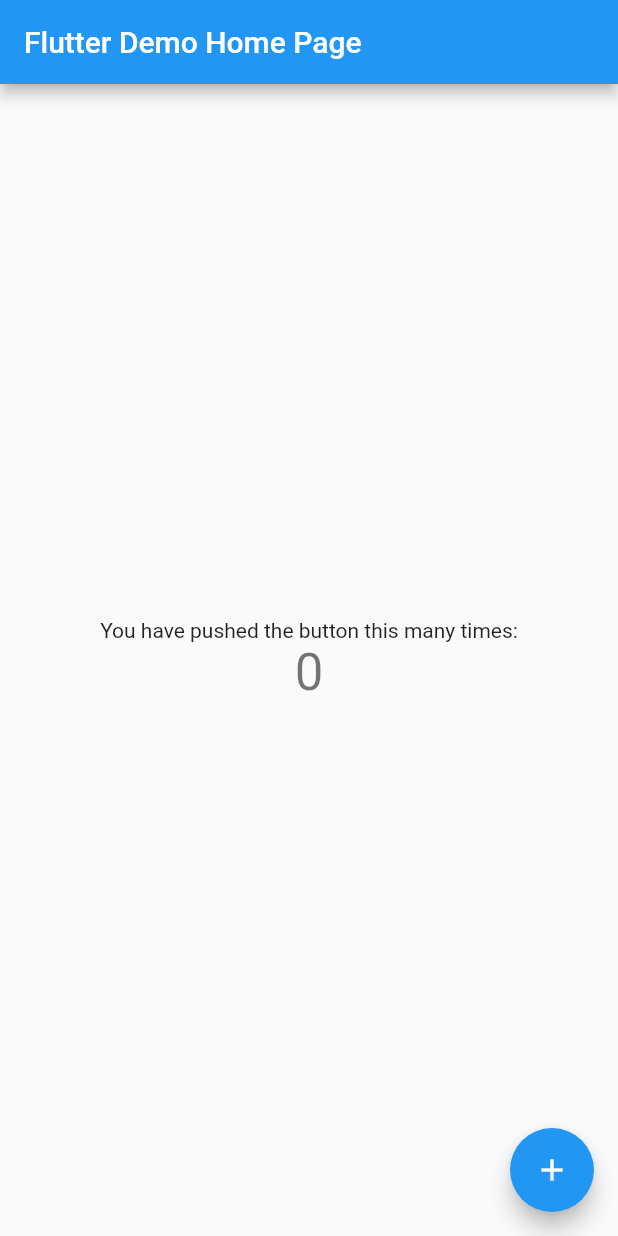
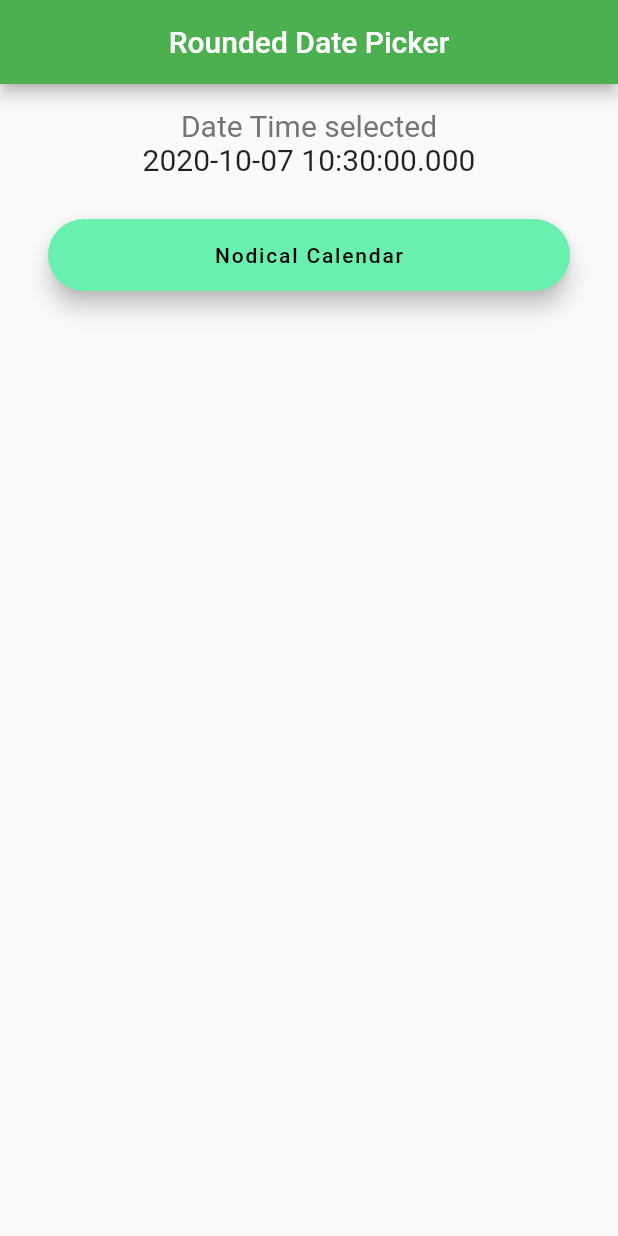
Before and after one commit to arcanebelal/Nodical, a Flutter app: the screen it shows after launch, on a phone screen of 412 x 824 dp. Run offline on Flutter 3.47's test engine with Material 2 defaults, Android fonts, the phone set to English and light mode, and no system bars; missing offline and left inert: flutter_rounded_date_picker.

Commit message:
Added Calendar widget to Nodical

```diff
--- /dev/null
+++ b/lib/home.dart
@@ -0,0 +1,90 @@
+import 'package:flutter/cupertino.dart';
+import 'package:flutter/material.dart';
+import 'package:flutter_rounded_date_picker/rounded_picker.dart';
+import 'package:flutter_rounded_date_picker/src/material_rounded_date_picker_style.dart';
+import 'package:flutter_rounded_date_picker/src/material_rounded_year_picker_style.dart';
+
+class Home extends StatefulWidget {
+  @override
+  _HomeState createState() => _HomeState();
+}
+
+class _HomeState extends State<Home> {
+  DateTime dateTime;
+  Duration duration;
+
+  @override
+  void initState() {
+    dateTime = DateTime.now();
+    super.initState();
+  }
+
+  @override
+  Widget build(BuildContext context) {
+    Widget _buildBody() {
+      return Column(
+        children: <Widget>[
+          Container(
+            padding: const EdgeInsets.all(16),
+            child: Center(
+              child: Column(
+                mainAxisSize: MainAxisSize.min,
+                children: <Widget>[
+                  Text(
+                    "Date Time selected",
+                    textAlign: TextAlign.center,
+                    style: TextStyle(
+                      fontSize: 20,
+                      color: Colors.grey[600],
+                    ),
+                  ),
+                  Text(
+                    "$dateTime",
+                    style: const TextStyle(fontSize: 20),
+                  ),
+                ],
+              ),
+            ),
+          ),
+          Expanded(
+            child: ListView(
+              padding: const EdgeInsets.only(bottom: 50),
+              children: <Widget>[
+                const SizedBox(height: 12),
+                FloatingActionButton.extended(
+                  onPressed: () async {
+                    DateTime newDateTime = await showRoundedDatePicker(
+                      context: context,
+                      theme: ThemeData(primarySwatch: Colors.green),
+                      textNegativeButton: "CANCEL",
+                      textPositiveButton: "OK",
+                      textActionButton: "TODAY",
+                      onTapActionButton: () {
+                        Navigator.of(context).pop(DateTime.now());
+                      },
+                    );
+                    if (newDateTime != null) {
+                      setState(() => dateTime = newDateTime);
+                    }
+                  },
+                  label: const Text("Nodical Calendar"),
+                ),
+              ],
+            ),
+          ),
+        ],
+      );
+    }
+
+    return Scaffold(
+      appBar: AppBar(
+        centerTitle: true,
+        title: Text('Rounded Date Picker'),
+      ),
+      body: Container(
+        padding: EdgeInsets.symmetric(horizontal: 32),
+        child: _buildBody(),
+      ),
+    );
+  }
+}
--- a/lib/main.dart
+++ b/lib/main.dart
@@ -1,117 +1,39 @@
+import 'package:flutter/cupertino.dart';
 import 'package:flutter/material.dart';
+import 'package:flutter_localizations/flutter_localizations.dart';
+import 'home.dart';
 
-void main() {
-  runApp(MyApp());
+void main() => runApp(MyApp());
+
+class MyApp extends StatefulWidget {
+  @override
+  _MyAppState createState() => _MyAppState();
 }
 
-class MyApp extends StatelessWidget {
-  // This widget is the root of your application.
+class _MyAppState extends State<MyApp> {
+
   @override
   Widget build(BuildContext context) {
     return MaterialApp(
-      title: 'Flutter Demo',
+      debugShowCheckedModeBanner: false,
+      localizationsDelegates: [
+        GlobalMaterialLocalizations.delegate,
+        GlobalWidgetsLocalizations.delegate,
+        DefaultCupertinoLocalizations.delegate,
+        GlobalCupertinoLocalizations.delegate,
+      ],
+      locale: Locale('en', 'US'),
+      supportedLocales: [
+        const Locale('en', 'US'), // English
+        const Locale('th', 'TH'), // Thai
+      ],
+      home: Home(),
       theme: ThemeData(
-        // This is the theme of your application.
-        //
-        // Try running your application with "flutter run". You'll see the
-        // application has a blue toolbar. Then, without quitting the app, try
-        // changing the primarySwatch below to Colors.green and then invoke
-        // "hot reload" (press "r" in the console where you ran "flutter run",
-        // or simply save your changes to "hot reload" in a Flutter IDE).
-        // Notice that the counter didn't reset back to zero; the application
-        // is not restarted.
-        primarySwatch: Colors.blue,
-        // This makes the visual density adapt to the platform that you run
-        // the app on. For desktop platforms, the controls will be smaller and
-        // closer together (more dense) than on mobile platforms.
-        visualDensity: VisualDensity.adaptivePlatformDensity,
+        // Define the default brightness and colors.
+        brightness: Brightness.light,
+        primaryColor: Colors.green,
+        accentColor: Colors.greenAccent,
       ),
-      home: MyHomePage(title: 'Flutter Demo Home Page'),
     );
   }
 }
-
-class MyHomePage extends StatefulWidget {
-  MyHomePage({Key key, this.title}) : super(key: key);
-
-  // This widget is the home page of your application. It is stateful, meaning
-  // that it has a State object (defined below) that contains fields that affect
-  // how it looks.
-
-  // This class is the configuration for the state. It holds the values (in this
-  // case the title) provided by the parent (in this case the App widget) and
-  // used by the build method of the State. Fields in a Widget subclass are
-  // always marked "final".
-
-  final String title;
-
-  @override
-  _MyHomePageState createState() => _MyHomePageState();
-}
-
-class _MyHomePageState extends State<MyHomePage> {
-  int _counter = 0;
-
-  void _incrementCounter() {
-    setState(() {
-      // This call to setState tells the Flutter framework that something has
-      // changed in this State, which causes it to rerun the build method below
-      // so that the display can reflect the updated values. If we changed
-      // _counter without calling setState(), then the build method would not be
-      // called again, and so nothing would appear to happen.
-      _counter++;
-    });
-  }
-
-  @override
-  Widget build(BuildContext context) {
-    // This method is rerun every time setState is called, for instance as done
-    // by the _incrementCounter method above.
-    //
-    // The Flutter framework has been optimized to make rerunning build methods
-    // fast, so that you can just rebuild anything that needs updating rather
-    // than having to individually change instances of widgets.
-    return Scaffold(
-      appBar: AppBar(
-        // Here we take the value from the MyHomePage object that was created by
-        // the App.build method, and use it to set our appbar title.
-        title: Text(widget.title),
-      ),
-      body: Center(
-        // Center is a layout widget. It takes a single child and positions it
-        // in the middle of the parent.
-        child: Column(
-          // Column is also a layout widget. It takes a list of children and
-          // arranges them vertically. By default, it sizes itself to fit its
-          // children horizontally, and tries to be as tall as its parent.
-          //
-          // Invoke "debug painting" (press "p" in the console, choose the
-          // "Toggle Debug Paint" action from the Flutter Inspector in Android
-          // Studio, or the "Toggle Debug Paint" command in Visual Studio Code)
-          // to see the wireframe for each widget.
-          //
-          // Column has various properties to control how it sizes itself and
-          // how it positions its children. Here we use mainAxisAlignment to
-          // center the children vertically; the main axis here is the vertical
-          // axis because Columns are vertical (the cross axis would be
-          // horizontal).
-          mainAxisAlignment: MainAxisAlignment.center,
-          children: <Widget>[
-            Text(
-              'You have pushed the button this many times:',
-            ),
-            Text(
-              '$_counter',
-              style: Theme.of(context).textTheme.headline4,
-            ),
-          ],
-        ),
-      ),
-      floatingActionButton: FloatingActionButton(
-        onPressed: _incrementCounter,
-        tooltip: 'Increment',
-        child: Icon(Icons.add),
-      ), // This trailing comma makes auto-formatting nicer for build methods.
-    );
-  }
-}
--- a/pubspec.yaml
+++ b/pubspec.yaml
@@ -23,6 +23,9 @@ environment:
 dependencies:
   flutter:
     sdk: flutter
+  flutter_localizations:
+    sdk: flutter
+  flutter_rounded_date_picker: 1.0.0
 
 
   # The following adds the Cupertino Icons font to your application.
```
Also changed, not shown: pubspec.lock.
